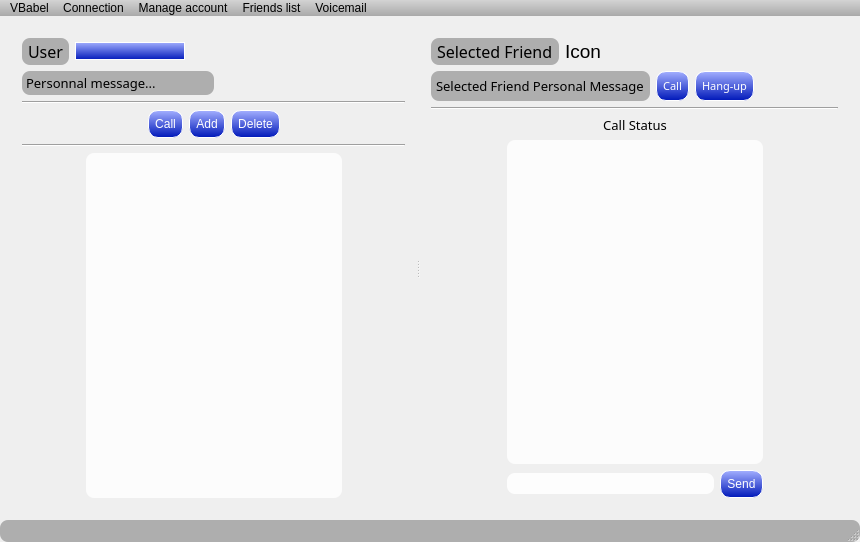
Qt form Client/ClientV2/NewBabelClient/Graphic.ui (AGuismo/V-and-Co-Babel) before a commit.
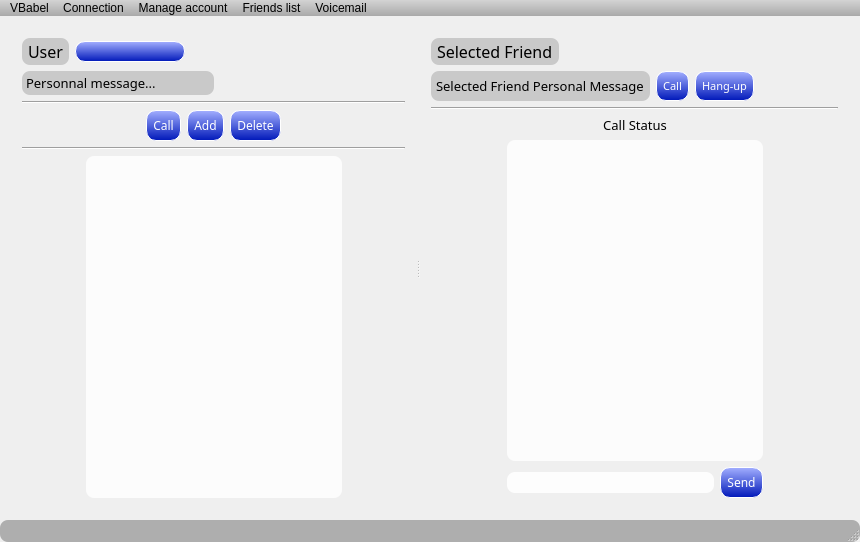
The same form after that commit. Icons and pictures are not drawn. Custom widgets are drawn as their Qt base class.

```diff
--- a/Client/ClientV2/NewBabelClient/Graphic.ui
+++ b/Client/ClientV2/NewBabelClient/Graphic.ui
@@ -135,6 +135,11 @@
               <property name="enabled">
                <bool>true</bool>
               </property>
+              <property name="font">
+               <font>
+                <family>MS Reference Sans Serif</family>
+               </font>
+              </property>
               <property name="styleSheet">
                <string notr="true">QPushButton#callFriendLeftPushButton
 {
@@ -170,6 +175,11 @@
               <property name="enabled">
                <bool>true</bool>
               </property>
+              <property name="font">
+               <font>
+                <family>MS Reference Sans Serif</family>
+               </font>
+              </property>
               <property name="styleSheet">
                <string notr="true">QPushButton#addFriendPushButton
 {
@@ -205,6 +215,11 @@
               <property name="enabled">
                <bool>true</bool>
               </property>
+              <property name="font">
+               <font>
+                <family>MS Reference Sans Serif</family>
+               </font>
+              </property>
               <property name="styleSheet">
                <string notr="true">QPushButton#deleteFriendPushButton
 {
@@ -280,6 +295,13 @@
                 <height>16777215</height>
                </size>
               </property>
+              <property name="font">
+               <font>
+                <family>MS Reference Sans Serif</family>
+                <weight>50</weight>
+                <bold>false</bold>
+               </font>
+              </property>
               <property name="styleSheet">
                <string notr="true">background-color: rgba(255, 255, 255, 200);
 border-width: 2px;
@@ -288,6 +310,12 @@
 min-width: 10em;
 padding: 2px;</string>
               </property>
+              <property name="verticalScrollBarPolicy">
+               <enum>Qt::ScrollBarAlwaysOff</enum>
+              </property>
+              <property name="horizontalScrollBarPolicy">
+               <enum>Qt::ScrollBarAlwaysOff</enum>
+              </property>
              </widget>
             </item>
             <item row="0" column="0">
@@ -328,7 +356,7 @@
                    </font>
                   </property>
                   <property name="styleSheet">
-                   <string notr="true">background-color: rgba(156, 156, 156, 200);
+                   <string notr="true">background-color: rgba(190, 190, 190, 200);
 border-width: 2px;
 border-radius: 8px;
 border-color: rgb(0, 0, 0);
@@ -350,6 +378,11 @@
                     <height>0</height>
                    </size>
                   </property>
+                  <property name="font">
+                   <font>
+                    <family>MS Reference Sans Serif</family>
+                   </font>
+                  </property>
                   <property name="styleSheet">
                    <string notr="true">QComboBox#statusComboBox
 {
@@ -422,7 +455,7 @@
                    </font>
                   </property>
                   <property name="styleSheet">
-                   <string notr="true">background-color: rgba(156, 156, 156, 200);
+                   <string notr="true">background-color: rgba(190, 190, 190, 200);
 border-width: 2px;
 border-radius: 8px;
 border-color: rgb(0, 0, 0);
@@ -492,7 +525,7 @@
                    <bool>false</bool>
                   </property>
                   <property name="styleSheet">
-                   <string notr="true">background-color: rgba(156, 156, 156, 200);
+                   <string notr="true">background-color: rgba(190, 190, 190, 200);
 border-width: 2px;
 border-radius: 8px;
 border-color: rgb(0, 0, 0);
@@ -521,7 +554,7 @@
                    <string notr="true"/>
                   </property>
                   <property name="text">
-                   <string>Icon</string>
+                   <string/>
                   </property>
                  </widget>
                 </item>
@@ -612,7 +645,7 @@
                    </font>
                   </property>
                   <property name="styleSheet">
-                   <string notr="true">background-color: rgba(156, 156, 156, 200);
+                   <string notr="true">background-color: rgba(190, 190, 190, 200);
 border-width: 2px;
 border-radius: 8px;
 border-color: rgb(0, 0, 0);
@@ -797,6 +830,11 @@
               </item>
               <item>
                <widget class="QPushButton" name="sendBoxPushButton">
+                <property name="font">
+                 <font>
+                  <family>MS Reference Sans Serif</family>
+                 </font>
+                </property>
                 <property name="styleSheet">
                  <string notr="true">QPushButton#sendBoxPushButton
 {
```
Left out of the diff: 51 changed lines with no effect on the pictures.
